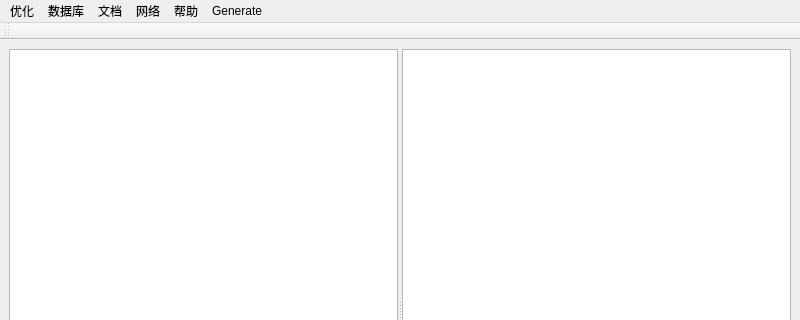
Above: codesets/mainwindow.ui from weilaidb/codetools before the change; both pictures show x 0 to 800 and y 0 to 320 of the 800 by 600 pixel window. Below: the same form after it.
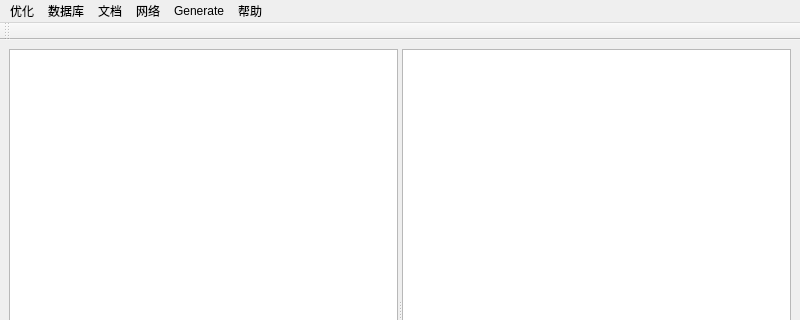
That is the form after the change. Icons and pictures are not drawn.

Diff of the .ui file:
```diff
--- a/codesets/mainwindow.ui
+++ b/codesets/mainwindow.ui
@@ -140,8 +140,8 @@
    <addaction name="menu_3"/>
    <addaction name="menu_4"/>
    <addaction name="menu_5"/>
-   <addaction name="menu_2"/>
    <addaction name="menuGenerate"/>
+   <addaction name="menu_2"/>
   </widget>
   <widget class="QStatusBar" name="statusbar"/>
   <widget class="QToolBar" name="toolBar">
```
